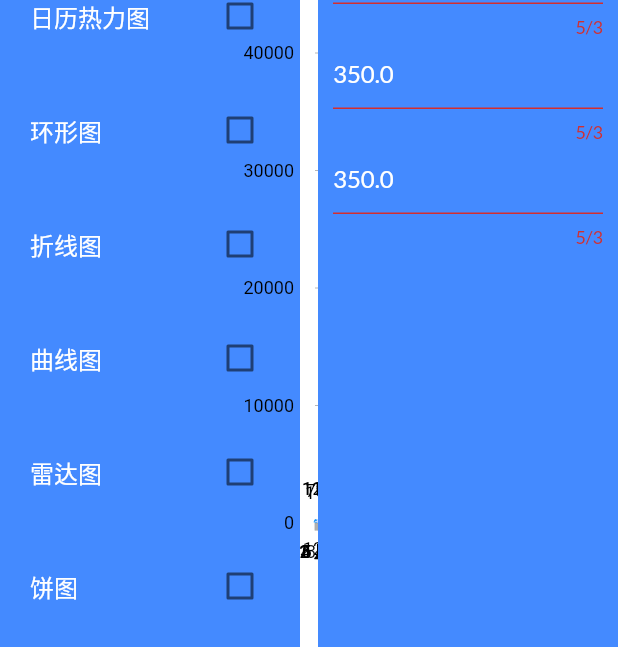
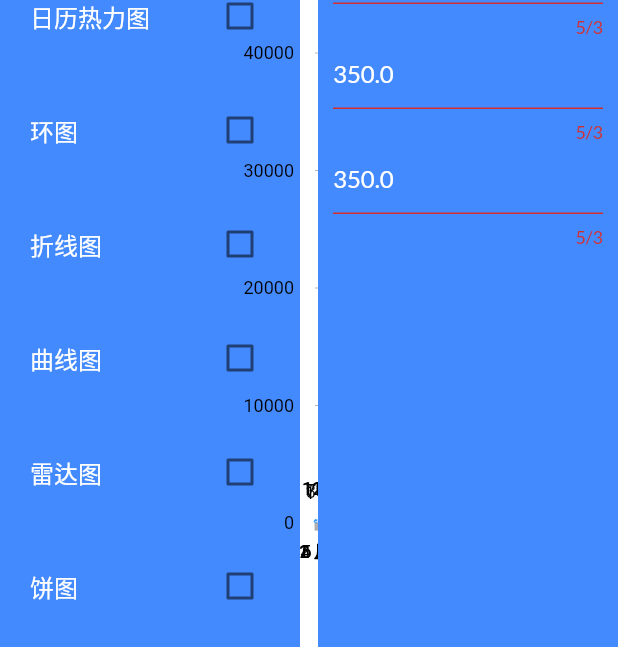
Before and after one commit to xrr2016/flutter-effect-generator, a Flutter app: the ChartsView screen opened by its route, after a tap on "区域图", on a phone screen of 412 x 824 dp. Shown: the part 482-1129 px from the top of the screen. Run offline on Flutter 3.47's test engine with Material 2 defaults, Android fonts, the phone set to English and light mode, and no system bars; our stand-ins replace flutter_highlight, from_css_color, google_fonts; generated files the repository leaves out were written again.

Commit message:
feat(charts): donut chart

```diff
--- a/lib/src/charts/area_chart/area_chart.dart
+++ b/lib/src/charts/area_chart/area_chart.dart
@@ -164,20 +164,11 @@ class AreaChartPainter extends CustomPainter {
           (size.height - _scaleHeight - yStep) * (data[i].value / maxYNum);
       final offset = Offset(dx, -dy);
 
-      double textDy = 0.0;
-      if (i == 0) {
-        textDy = -_scaleHeight * 2;
-      } else {
-        textDy = (data[i].value > data[i - 1].value)
-            ? -_scaleHeight * 2
-            : _scaleHeight * 2;
-      }
-
       _drawAxisText(
         canvas,
         (data[i].value * aValue).toStringAsFixed(0),
         alignment: Alignment.center,
-        offset: offset.translate(0.0, textDy),
+        offset: offset.translate(0.0, -_scaleHeight * 2),
       );
       canvas.translate(xStep, 0.0);
     }
--- a/lib/src/charts/charts_controller.dart
+++ b/lib/src/charts/charts_controller.dart
@@ -24,7 +24,7 @@ extension ChartTypeName on ChartType {
       case ChartType.column:
         return '柱状图';
       case ChartType.donut:
-        return '环形图';
+        return '环图';
       case ChartType.line:
         return '折线图';
       case ChartType.curve:
@@ -46,7 +46,7 @@ extension ChartTypeName on ChartType {
 }
 
 class ChartsController extends ChangeNotifier {
-  ChartType chartType = ChartType.pie;
+  ChartType chartType = ChartType.donut;
 
   void changeChartType(ChartType type) {
     chartType = type;
--- a/lib/src/charts/charts_view.dart
+++ b/lib/src/charts/charts_view.dart
@@ -84,8 +84,6 @@ class _ChartsViewState extends State<ChartsView> {
         return TreeMap(datas: _datas);
       case ChartType.pie:
         return PieChart(
-          // datas: [60.0, 50.0, 40.0, 80.0, 90.0],
-          // legends: ['一月', '二月', '三月', '四月', '五月'],
           data: List.generate(
             _datas.length,
             (index) => DataItem(name: '${index + 1} 月', value: _datas[index]),
@@ -107,24 +105,14 @@ class _ChartsViewState extends State<ChartsView> {
         );
       case ChartType.donut:
         return DonutCahrt(
-          datas: [
-            {
-              'name': '青年',
-              'value': 90.0,
-            },
-            {
-              'name': '少年',
-              'value': 40.0,
-            },
-            {
-              'name': '老年',
-              'value': 120.0,
-            },
-            {
-              'name': '幼年',
-              'value': 200.0,
-            },
-          ],
+          data: List.generate(
+            _datas.length,
+            (index) => DataItem(name: '${index + 1} 月', value: _datas[index]),
+          ),
+          title: Text(
+            '商品产量比例 - 2020年',
+            style: TextStyle(fontSize: 12, fontWeight: FontWeight.bold),
+          ),
         );
       case ChartType.column:
         return ColumnChart(
--- a/lib/src/charts/donut_chart/donut_chart.dart
+++ b/lib/src/charts/donut_chart/donut_chart.dart
@@ -1,110 +1,200 @@
-import 'dart:math';
+import 'dart:math' as math;
+
 import '../../exports.dart';
+import '../utils/utils.dart';
+import '../models/data_item.dart';
 
 class DonutCahrt extends StatefulWidget {
-  final List<Map<String, dynamic>> datas;
+  final Widget title;
+  final List<DataItem> data;
 
-  DonutCahrt({Key? key, required this.datas}) : super(key: key);
+  DonutCahrt({
+    Key? key,
+    required this.title,
+    required this.data,
+  }) : super(key: key);
 
   @override
   _DonutCahrtState createState() => _DonutCahrtState();
 }
 
-class _DonutCahrtState extends State<DonutCahrt> {
+class _DonutCahrtState extends State<DonutCahrt> with TickerProviderStateMixin {
+  late AnimationController _controller;
+  @override
+  void initState() {
+    super.initState();
+    _controller = AnimationController(
+      duration: Duration(milliseconds: 3000),
+      vsync: this,
+    )..forward();
+  }
+
+  @override
+  void dispose() {
+    _controller.dispose();
+    super.dispose();
+  }
+
   @override
   Widget build(BuildContext context) {
-    return LayoutBuilder(
-      builder: (BuildContext context, BoxConstraints constraints) {
-        return CustomPaint(
-          size: constraints.biggest,
-          painter: DonutChartPainter(widget.datas),
-        );
-      },
+    return Stack(
+      children: [
+        Align(
+          alignment: Alignment.center,
+          child: CustomPaint(
+            painter: DonutChartPainter(
+              data: widget.data,
+              animation: _controller,
+            ),
+            child: SizedBox(width: 480.0, height: 480.0),
+          ),
+        ),
+        Align(alignment: Alignment.topCenter, child: widget.title),
+        Align(
+          alignment: Alignment.bottomCenter,
+          child: Row(
+            mainAxisAlignment: MainAxisAlignment.center,
+            children: List.generate(
+              widget.data.length,
+              (index) => Container(
+                width: 50.0,
+                height: 24.0,
+                margin: EdgeInsets.symmetric(horizontal: 5.0),
+                color: colors[index % colors.length],
+                alignment: Alignment.center,
+                child: Text(
+                  widget.data[index].name,
+                  style: TextStyle(
+                    color: Colors.white,
+                    fontSize: 12.0,
+                  ),
+                ),
+              ),
+            ),
+          ),
+        ),
+      ],
     );
   }
 }
 
 class DonutChartPainter extends CustomPainter {
-  final List<Map<String, dynamic>> datas;
+  DonutChartPainter({
+    required this.data,
+    required this.animation,
+  }) : super(repaint: animation) {
+    maxData = data.map((DataItem item) => item.value).reduce((a, b) => a + b);
+  }
 
-  DonutChartPainter(this.datas);
+  final List<DataItem> data;
+  final Animation<double> animation;
 
+  double maxData = 0.0;
   double initStartAngle = 0.0;
+  final double dountWidth = 80.0;
 
   void _drawBackgroudArc(Canvas canvas, Size size) {
+    final sw = size.width;
+    final sh = size.height;
+    final double radius = math.min(sw, sh) / 1.5;
+
     Paint paint = Paint()
       ..color = Colors.black12
-      ..strokeWidth = 40.0
-      ..style = PaintingStyle.stroke
-      ..isAntiAlias = true;
-
+      ..strokeWidth = dountWidth
+      ..style = PaintingStyle.stroke;
     Rect rect = Rect.fromCircle(
-      radius: 100.0,
-      center: Offset(size.width / 2, size.height / 2),
+      radius: radius / 2,
+      center: Offset.zero,
     );
 
-    double startAngle = 0 / pi;
-    double sweepAngle = 180 / pi;
-
+    double startAngle = 0;
+    double sweepAngle = pi * 2;
     canvas.drawArc(rect, startAngle, sweepAngle, false, paint);
   }
 
   void _drawItemArc(
-    double value,
-    total,
-    double startAngle,
-    int index,
     Canvas canvas,
     Size size,
   ) {
-    Paint paint = Paint()
-      ..color = colors[index % colors.length]
-      ..strokeWidth = 40.0
-      ..style = PaintingStyle.stroke
-      ..isAntiAlias = true;
-    Rect rect = Rect.fromCircle(
-      radius: 100.0,
-      center: Offset(size.width / 2, size.height / 2),
-    );
+    final sw = size.width;
+    final sh = size.height;
+    final double radius = math.min(sw, sh) / 1.5;
+    Rect rect = Rect.fromCircle(center: Offset.zero, radius: radius / 2);
 
-    double sweepAngle = -value / total * pi * 2;
-    initStartAngle = startAngle + sweepAngle;
+    canvas.save();
+    canvas.rotate(-pi / 2);
 
-    canvas.drawArc(rect, startAngle, sweepAngle, false, paint);
+    for (int i = 0; i < data.length; i++) {
+      Color color = colors[i % colors.length];
+      double sweepAngle = pi * 2 * (data[i].value / maxData);
+
+      canvas.drawArc(
+        rect,
+        0.0,
+        sweepAngle * animation.value,
+        false,
+        Paint()
+          ..color = color
+          ..strokeWidth = dountWidth
+          ..style = PaintingStyle.stroke,
+      );
+      canvas.rotate(sweepAngle);
+    }
+    canvas.restore();
   }
 
-  void _drawTotalText(double total, Canvas canvas, Offset center) {
-    TextPainter(
-      textAlign: TextAlign.center,
-      textDirection: TextDirection.ltr,
-    )
-      ..text = TextSpan(
-        text: total.toString(),
-        style: TextStyle(
-          fontSize: 32.0,
-          color: Colors.black,
-        ),
-      )
-      ..layout(
-        minWidth: 0.0,
-        maxWidth: 100.0,
-      )
-      ..paint(canvas, Offset(center.dx - 32.0, center.dy - 16.0));
+  void _drawInfos(Canvas canvas, Size size) {
+    final sw = size.width;
+    final sh = size.height;
+    final double radius = math.min(sw, sh) / 2;
+
+    canvas.save();
+    canvas.rotate(-pi / 2);
+    for (int i = 0; i < data.length; i++) {
+      Color color = colors[i % colors.length];
+      double sweepAngle = pi * 2 * (data[i].value / maxData);
+      String percent =
+          ((data[i].value / maxData * 100).toStringAsFixed(1)) + '%';
+      String val = (data[i].value * animation.value).toStringAsFixed(0);
+
+      canvas.save();
+      canvas.rotate(sweepAngle / 2);
+      drawAxisText(
+        canvas,
+        val,
+        color: color,
+        alignment: Alignment.center,
+        offset: Offset(radius / 2 + dountWidth + 30.0, 0),
+      );
+
+      drawAxisText(
+        canvas,
+        percent,
+        color: Colors.white,
+        alignment: Alignment.center,
+        offset: Offset(radius / 2 + dountWidth / 2, 0),
+      );
+      Path showPath = Path();
+      showPath.moveTo(radius / 2 + dountWidth, 0);
+      showPath.relativeLineTo(15, 0);
+      canvas.drawPath(
+        showPath,
+        Paint()
+          ..color = color
+          ..style = PaintingStyle.stroke,
+      );
+      canvas.restore();
+      canvas.rotate(sweepAngle);
+    }
+    canvas.restore();
   }
 
   @override
   void paint(Canvas canvas, Size size) {
-    var total = 0.0;
-    Offset center = Offset(size.width / 2, size.height / 2);
-    datas.forEach((item) {
-      total += item['value'];
-    });
-
+    canvas.translate(size.width / 2, size.height / 2);
     _drawBackgroudArc(canvas, size);
-    _drawTotalText(total, canvas, center);
-    datas.asMap().forEach((index, item) {
-      _drawItemArc(item['value'], total, initStartAngle, index, canvas, size);
-    });
+    _drawItemArc(canvas, size);
+    _drawInfos(canvas, size);
   }
 
   @override
--- a/lib/src/charts/pie_chart/pie_chart.dart
+++ b/lib/src/charts/pie_chart/pie_chart.dart
@@ -92,7 +92,7 @@ class PeiChartPainter extends CustomPainter {
 
   double maxData = 0.0;
 
-  void drawParts(Canvas canvas, Size size) {
+  void _drawParts(Canvas canvas, Size size) {
     final sw = size.width;
     final sh = size.height;
     final double radius = math.min(sw, sh);
@@ -119,7 +119,7 @@ class PeiChartPainter extends CustomPainter {
     canvas.restore();
   }
 
-  void drawCircle(Canvas canvas, Size size) {
+  void _drawCircle(Canvas canvas, Size size) {
     final sw = size.width;
     final sh = size.height;
     final double radius = math.min(sw, sh) / 2;
@@ -131,7 +131,7 @@ class PeiChartPainter extends CustomPainter {
     canvas.drawCircle(Offset.zero, radius, paint);
   }
 
-  void drawInfos(Canvas canvas, Size size) {
+  void _drawInfos(Canvas canvas, Size size) {
     final sw = size.width;
     final sh = size.height;
     final double radius = math.min(sw, sh) / 2;
@@ -180,9 +180,9 @@ class PeiChartPainter extends CustomPainter {
   @override
   void paint(Canvas canvas, Size size) {
     canvas.translate(size.width / 2, size.height / 2);
-    drawCircle(canvas, size);
-    drawParts(canvas, size);
-    drawInfos(canvas, size);
+    _drawCircle(canvas, size);
+    _drawParts(canvas, size);
+    _drawInfos(canvas, size);
   }
 
   @override
```
